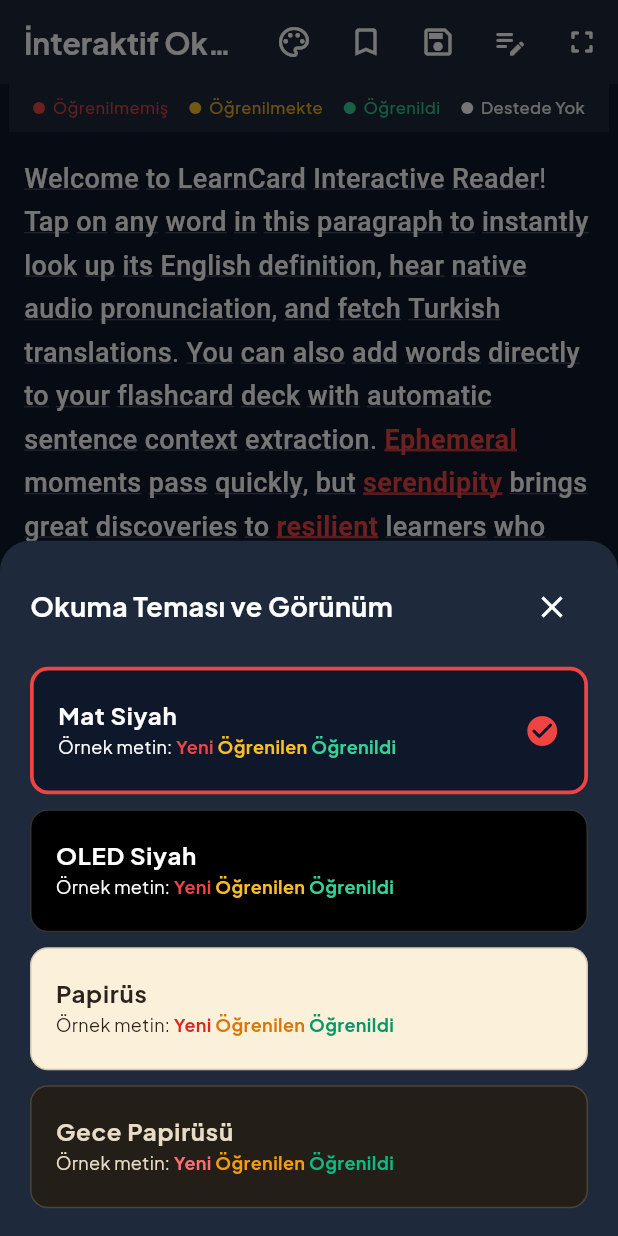
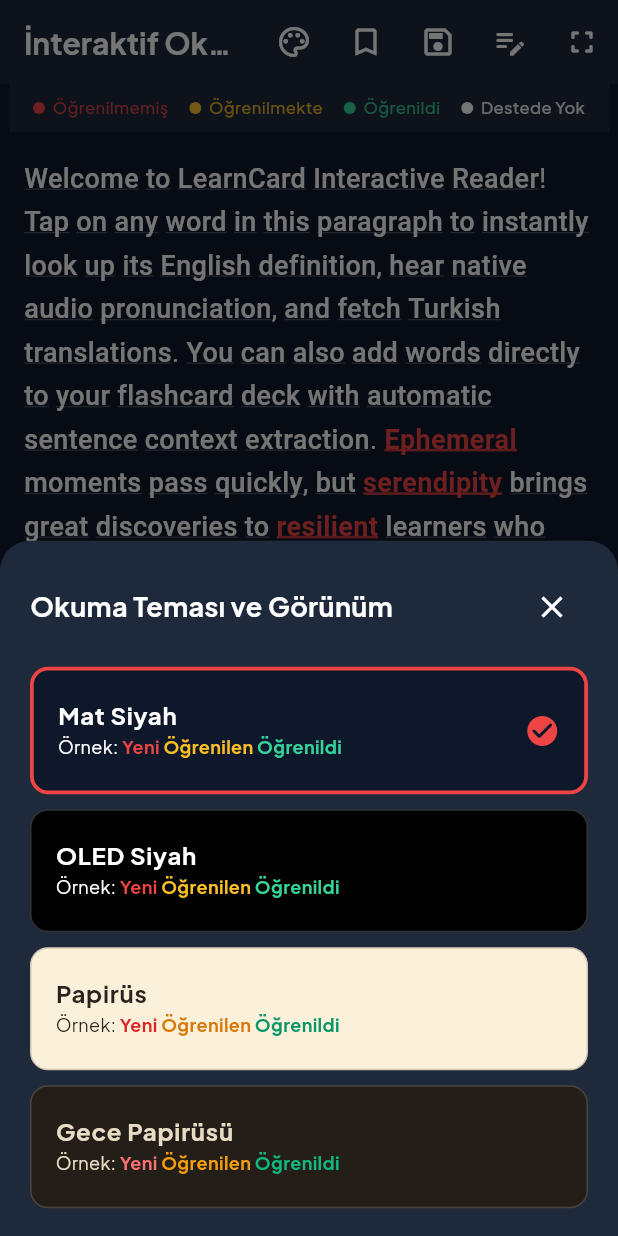
Before and after one commit to EminAkkaya/LearnCardFlutter, a Flutter app: the screen it shows after launch, item 2 of the bottom bar chosen, after a tap on the "palette" icon, on a phone screen of 412 x 824 dp. Run offline on Flutter 3.47's test engine with Material 3 defaults, Android fonts, the phone set to English and light mode, and no system bars; our stand-ins replace audioplayers, flutter_riverpod, google_fonts, shared_preferences, supabase_flutter; accounts and stored records are empty; network calls fail; statements that could not run were skipped.

Commit message:
Perf: Optimize ReaderScreen rendering using ListView.builder and paragraph parsing

```diff
--- a/lib/views/reader/reader_screen.dart
+++ b/lib/views/reader/reader_screen.dart
@@ -17,110 +17,28 @@ class _ReaderScreenState extends ConsumerState<ReaderScreen> {
   late final TextEditingController _textController;
   static const Color emerald = Color(0xFF10B981);
 
-  final List<TapGestureRecognizer> _recognizers = [];
-  List<TextToken>? _cachedTokens;
-  String? _cachedText;
+  List<String> _paragraphs = [];
 
   @override
   void initState() {
     super.initState();
     final initialText = ref.read(readingProvider).currentText;
     _textController = TextEditingController(text: initialText);
+    _updateParagraphs(initialText);
   }
 
   @override
   void dispose() {
-    _clearRecognizers();
     _textController.dispose();
     super.dispose();
   }
 
-  void _clearRecognizers() {
-    for (final recognizer in _recognizers) {
-      recognizer.dispose();
+  void _updateParagraphs(String text) {
+    if (text.trim().isEmpty) {
+      _paragraphs = [];
+    } else {
+      _paragraphs = text.split('\n');
     }
-    _recognizers.clear();
-  }
-
-  List<TextToken> _getTokens(String text) {
-    if (_cachedText != text || _cachedTokens == null) {
-      _cachedText = text;
-      _cachedTokens = TextParser.parseTextToTokens(text);
-    }
-    return _cachedTokens!;
-  }
-
-  List<InlineSpan> _buildSpans(
-    String text,
-    bool isFocusMode,
-    Map<String, String> cardMap,
-    ReaderThemeColors colors,
-  ) {
-    _clearRecognizers();
-
-    final tokens = _getTokens(text);
-    final List<InlineSpan> spans = [];
-    final double fontSize = isFocusMode ? 20 : 18;
-
-    for (final token in tokens) {
-      if (!token.isWord) {
-        spans.add(
-          TextSpan(
-            text: token.text,
-            style: TextStyle(
-              fontSize: fontSize,
-              height: 1.6,
-              color: colors.defaultText,
-            ),
-          ),
-        );
-      } else {
-        final recognizer = TapGestureRecognizer()
-          ..onTap = () => _openWordSheet(token.cleanWord);
-        _recognizers.add(recognizer);
-
-        final status = cardMap[token.cleanWord];
-        final Color wordColor;
-        final Color underlineColor;
-        final double decorationThickness;
-
-        if (status == 'new') {
-          wordColor = colors.newWordColor;
-          underlineColor = colors.newWordColor.withValues(alpha: 0.8);
-          decorationThickness = 2.0;
-        } else if (status == 'learning') {
-          wordColor = colors.learningWordColor;
-          underlineColor = colors.learningWordColor.withValues(alpha: 0.8);
-          decorationThickness = 2.0;
-        } else if (status == 'mastered') {
-          wordColor = colors.masteredWordColor;
-          underlineColor = colors.masteredWordColor.withValues(alpha: 0.8);
-          decorationThickness = 2.0;
-        } else {
-          wordColor = colors.unaddedWordColor;
-          underlineColor = colors.defaultText.withValues(alpha: 0.25);
-          decorationThickness = 1.0;
-        }
-
-        spans.add(
-          TextSpan(
-            text: token.text,
-            style: TextStyle(
-              fontSize: fontSize,
-              fontWeight: status != null ? FontWeight.bold : FontWeight.w500,
-              color: wordColor,
-              height: 1.6,
-              decoration: TextDecoration.underline,
-              decorationColor: underlineColor,
-              decorationThickness: decorationThickness,
-            ),
-            recognizer: recognizer,
-          ),
-        );
-      }
-    }
-
-    return spans;
   }
 
   void _openWordSheet(String word) {
@@ -195,7 +113,7 @@ class _ReaderScreenState extends ConsumerState<ReaderScreen> {
                     ),
                     subtitle: Row(
                       children: [
-                        Text('Örnek metin: ', style: TextStyle(color: themeColors.defaultText, fontSize: 12)),
+                        Text('Örnek: ', style: TextStyle(color: themeColors.defaultText, fontSize: 12)),
                         Text('Yeni ', style: TextStyle(color: themeColors.newWordColor, fontWeight: FontWeight.bold, fontSize: 12)),
                         Text('Öğrenilen ', style: TextStyle(color: themeColors.learningWordColor, fontWeight: FontWeight.bold, fontSize: 12)),
                         Text('Öğrenildi', style: TextStyle(color: themeColors.masteredWordColor, fontWeight: FontWeight.bold, fontSize: 12)),
@@ -433,21 +351,22 @@ class _ReaderScreenState extends ConsumerState<ReaderScreen> {
         if (_textController.text != next.currentText) {
           setState(() {
             _textController.text = next.currentText;
+            _updateParagraphs(next.currentText);
           });
         }
       }
     });
 
     final readingState = ref.watch(readingProvider);
-    final flashcardState = ref.watch(flashcardProvider);
+    // Optimization: Only rebuild when the cards list changes, not on every flashcard state change
+    final flashcardCards = ref.watch(flashcardProvider.select((state) => state.cards));
+
     final isFocusMode = readingState.isFocusMode;
     final themeColors = ReaderThemeColors.fromMode(readingState.themeMode);
 
     final cardMap = {
-      for (final card in flashcardState.cards) card.word.toLowerCase(): card.status
+      for (final card in flashcardCards) card.word.toLowerCase(): card.status
     };
-
-    final spans = _buildSpans(_textController.text, isFocusMode, cardMap, themeColors);
 
     return Scaffold(
       backgroundColor: themeColors.background,
@@ -522,14 +441,21 @@ class _ReaderScreenState extends ConsumerState<ReaderScreen> {
             if (!isFocusMode) _buildLegendBar(themeColors),
 
             Expanded(
-              child: SingleChildScrollView(
+              child: ListView.builder(
                 padding: EdgeInsets.symmetric(
                   horizontal: isFocusMode ? 24 : 16,
                   vertical: isFocusMode ? 20 : 16,
                 ),
-                child: Text.rich(
-                  TextSpan(children: spans),
-                ),
+                itemCount: _paragraphs.length,
+                itemBuilder: (context, index) {
+                  return ReaderParagraph(
+                    text: _paragraphs[index],
+                    isFocusMode: isFocusMode,
+                    cardMap: cardMap,
+                    colors: themeColors,
+                    onWordTap: _openWordSheet,
+                  );
+                },
               ),
             ),
 
@@ -574,3 +500,115 @@ class _ReaderScreenState extends ConsumerState<ReaderScreen> {
     );
   }
 }
+
+class ReaderParagraph extends StatefulWidget {
+  final String text;
+  final bool isFocusMode;
+  final Map<String, String> cardMap;
+  final ReaderThemeColors colors;
+  final Function(String) onWordTap;
+
+  const ReaderParagraph({
+    super.key,
+    required this.text,
+    required this.isFocusMode,
+    required this.cardMap,
+    required this.colors,
+    required this.onWordTap,
+  });
+
+  @override
+  State<ReaderParagraph> createState() => _ReaderParagraphState();
+}
+
+class _ReaderParagraphState extends State<ReaderParagraph> {
+  final List<TapGestureRecognizer> _recognizers = [];
+
+  @override
+  void dispose() {
+    _clearRecognizers();
+    super.dispose();
+  }
+
+  void _clearRecognizers() {
+    for (final r in _recognizers) {
+      r.dispose();
+    }
+    _recognizers.clear();
+  }
+
+  @override
+  Widget build(BuildContext context) {
+    if (widget.text.trim().isEmpty) {
+      return const SizedBox(height: 16);
+    }
+
+    _clearRecognizers();
+    final tokens = TextParser.parseTextToTokens(widget.text);
+    final List<InlineSpan> spans = [];
+    final double fontSize = widget.isFocusMode ? 20 : 18;
+
+    for (final token in tokens) {
+      if (!token.isWord) {
+        spans.add(
+          TextSpan(
+            text: token.text,
+            style: TextStyle(
+              fontSize: fontSize,
+              height: 1.6,
+              color: widget.colors.defaultText,
+            ),
+          ),
+        );
+      } else {
+        final recognizer = TapGestureRecognizer()
+          ..onTap = () => widget.onWordTap(token.cleanWord);
+        _recognizers.add(recognizer);
+
+        final status = widget.cardMap[token.cleanWord];
+        final Color wordColor;
+        final Color underlineColor;
+        final double decorationThickness;
+
+        if (status == 'new') {
+          wordColor = widget.colors.newWordColor;
+          underlineColor = widget.colors.newWordColor.withValues(alpha: 0.8);
+          decorationThickness = 2.0;
+        } else if (status == 'learning') {
+          wordColor = widget.colors.learningWordColor;
+          underlineColor = widget.colors.learningWordColor.withValues(alpha: 0.8);
+          decorationThickness = 2.0;
+        } else if (status == 'mastered') {
+          wordColor = widget.colors.masteredWordColor;
+          underlineColor = widget.colors.masteredWordColor.withValues(alpha: 0.8);
+          decorationThickness = 2.0;
+        } else {
+          wordColor = widget.colors.unaddedWordColor;
+          underlineColor = widget.colors.defaultText.withValues(alpha: 0.25);
+          decorationThickness = 1.0;
+        }
+
+        spans.add(
+          TextSpan(
+            text: token.text,
+            style: TextStyle(
+              fontSize: fontSize,
+              fontWeight: status != null ? FontWeight.bold : FontWeight.w500,
+              color: wordColor,
+              height: 1.6,
+              decoration: TextDecoration.underline,
+              decorationColor: underlineColor,
+              decorationThickness: decorationThickness,
+            ),
+            recognizer: recognizer,
+          ),
+        );
+      }
+    }
+
+    return Padding(
+      padding: const EdgeInsets.only(bottom: 16.0),
+      child: Text.rich(TextSpan(children: spans)),
+    );
+  }
+}
```
